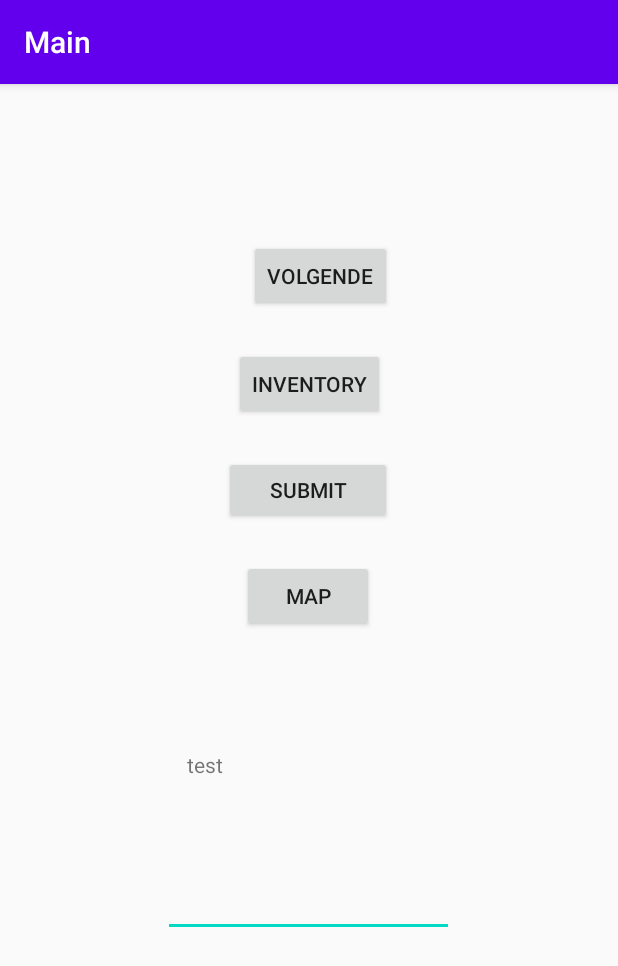
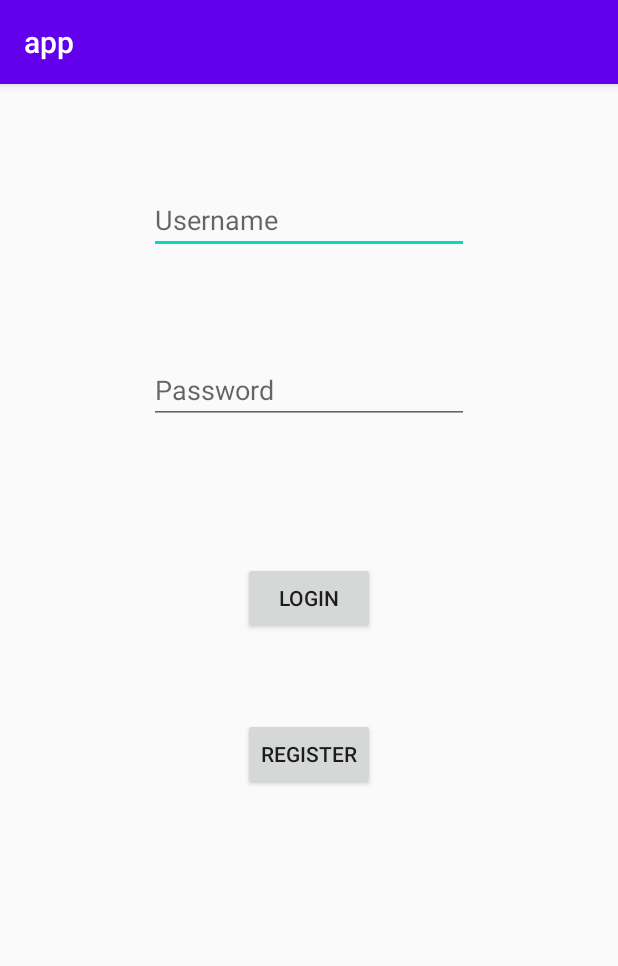
Before and after one commit to ETS-Android2/GroceryApp, an Android app: the screen it shows after launch (MainActivity before the commit, Login after it), on a phone screen of 412 x 824 dp. Shown: the top 966 px of the screen. Run offline under Robolectric (Android 15) with nearby library versions, the phone set to English and light mode, and no system bars; our stand-ins replace Volley.

Commit message:
7/04 basic login

```diff
--- /dev/null
+++ b/app/src/main/res/layout/activity_login.xml
@@ -0,0 +1,52 @@
+<?xml version="1.0" encoding="utf-8"?>
+<androidx.constraintlayout.widget.ConstraintLayout xmlns:android="http://schemas.android.com/apk/res/android"
+    xmlns:app="http://schemas.android.com/apk/res-auto"
+    xmlns:tools="http://schemas.android.com/tools"
+    android:layout_width="match_parent"
+    android:layout_height="match_parent"
+    tools:context=".Login">
+
+    <Button
+        android:id="@+id/login"
+        android:layout_width="wrap_content"
+        android:layout_height="wrap_content"
+        android:layout_marginTop="92dp"
+        android:text="login"
+        app:layout_constraintEnd_toEndOf="parent"
+        app:layout_constraintStart_toStartOf="parent"
+        app:layout_constraintTop_toBottomOf="@+id/password" />
+
+    <EditText
+        android:id="@+id/username"
+        android:layout_width="wrap_content"
+        android:layout_height="wrap_content"
+        android:layout_marginTop="68dp"
+        android:ems="10"
+        android:hint="Username"
+        android:inputType="textPersonName"
+        app:layout_constraintEnd_toEndOf="parent"
+        app:layout_constraintStart_toStartOf="parent"
+        app:layout_constraintTop_toTopOf="parent" />
+
+    <EditText
+        android:id="@+id/password"
+        android:layout_width="wrap_content"
+        android:layout_height="wrap_content"
+        android:layout_marginTop="68dp"
+        android:ems="10"
+        android:hint="Password"
+        android:inputType="textPassword"
+        app:layout_constraintEnd_toEndOf="parent"
+        app:layout_constraintStart_toStartOf="parent"
+        app:layout_constraintTop_toBottomOf="@+id/username" />
+
+    <Button
+        android:id="@+id/register"
+        android:layout_width="wrap_content"
+        android:layout_height="wrap_content"
+        android:layout_marginTop="56dp"
+        android:text="Register"
+        app:layout_constraintEnd_toEndOf="parent"
+        app:layout_constraintStart_toStartOf="parent"
+        app:layout_constraintTop_toBottomOf="@+id/login" />
+</androidx.constraintlayout.widget.ConstraintLayout>
--- a/app/src/main/res/layout/activity_main.xml
+++ b/app/src/main/res/layout/activity_main.xml
@@ -10,15 +10,13 @@
         android:id="@+id/textView"
         android:layout_width="162dp"
         android:layout_height="36dp"
-        android:layout_marginBottom="288dp"
         android:layout_marginStart="8dp"
+        android:layout_marginTop="20dp"
         android:text="test"
-        app:layout_constraintBottom_toBottomOf="parent"
         app:layout_constraintEnd_toEndOf="parent"
         app:layout_constraintHorizontal_bias="0.481"
         app:layout_constraintStart_toStartOf="parent"
-        app:layout_constraintTop_toBottomOf="@+id/map"
-        app:layout_constraintVertical_bias="1.0" />
+        app:layout_constraintTop_toBottomOf="@+id/map" />
 
     <Button
         android:id="@+id/button"
@@ -42,7 +40,7 @@
         app:layout_constraintHorizontal_bias="0.497"
         app:layout_constraintStart_toStartOf="parent"
         app:layout_constraintTop_toBottomOf="@+id/textView"
-        app:layout_constraintVertical_bias="0.6" />
+        app:layout_constraintVertical_bias="0.393" />
 
     <Button
         android:id="@+id/next"
```
Also changed, not shown: app/src/main/AndroidManifest.xml (+14 -18 lines), app/src/main/java/be/kuleuven/myfirstapp/Login.java (added, +221 -0 lines), app/src/main/res/layout/register_popup.xml (added, +55 -0 lines).
